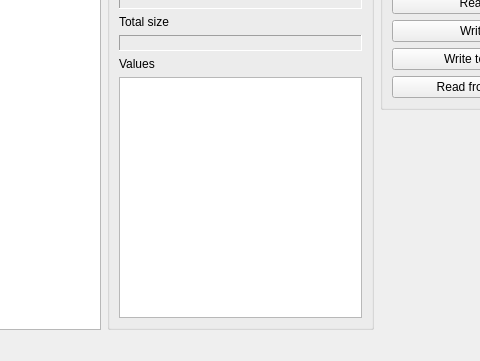
Qt form QtHardMonForm.ui (ChimeraTK/QtHardMon) before a commit; both pictures show x 401 to 881 and y 210 to 571 of the 978 by 571 pixel window.
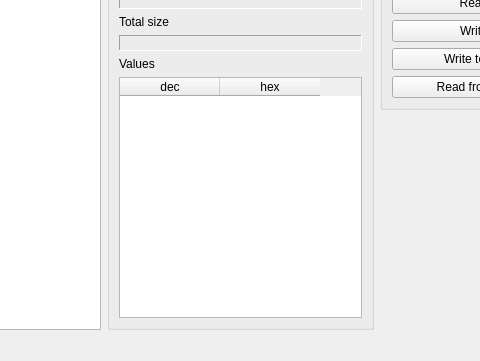
The same form after that commit.

Commit message: added hex value display. No input in hex possible at the moment.

Patch:
```diff
--- a/QtHardMonForm.ui
+++ b/QtHardMonForm.ui
@@ -287,18 +287,24 @@
             <bool>true</bool>
            </property>
            <property name="columnCount">
-            <number>1</number>
+            <number>2</number>
            </property>
-           <attribute name="horizontalHeaderVisible">
-            <bool>false</bool>
-           </attribute>
            <attribute name="verticalHeaderDefaultSectionSize">
             <number>20</number>
            </attribute>
            <attribute name="verticalHeaderHighlightSections">
             <bool>false</bool>
            </attribute>
-           <column/>
+           <column>
+            <property name="text">
+             <string>dec</string>
+            </property>
+           </column>
+           <column>
+            <property name="text">
+             <string>hex</string>
+            </property>
+           </column>
           </widget>
          </item>
         </layout>
```
The commit also changes 2 other files.
